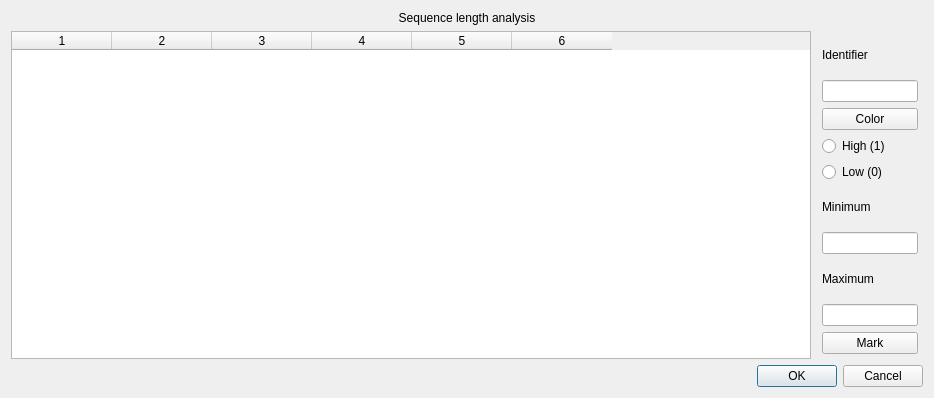
First picture: the form in seqlenanalysis.ui, repository eras/BitCracker, before the edit.
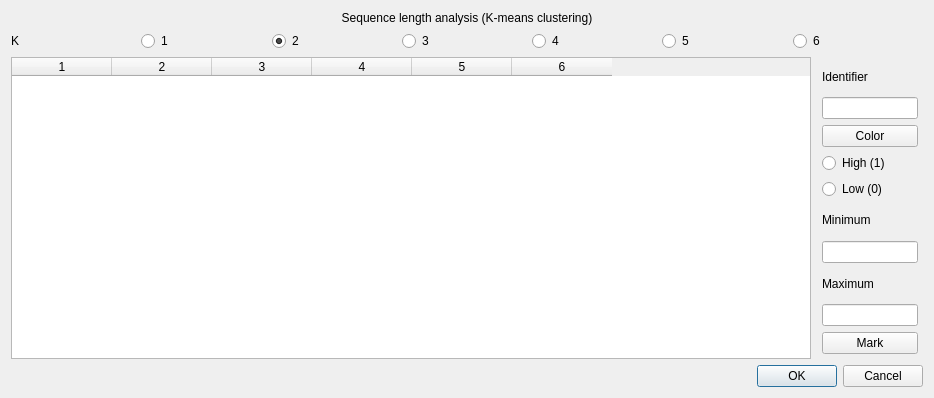
Second picture: the form after the edit.

Commit message: SeqLenAnalysis: let user choose k

Patch:
```diff
--- a/seqlenanalysis.ui
+++ b/seqlenanalysis.ui
@@ -17,16 +17,99 @@
    <bool>true</bool>
   </property>
   <layout class="QVBoxLayout" name="verticalLayout">
+   <property name="sizeConstraint">
+    <enum>QLayout::SetMinimumSize</enum>
+   </property>
    <item>
     <widget class="QLabel" name="label">
      <property name="text">
-      <string>Sequence length analysis</string>
+      <string>Sequence length analysis (K-means clustering)</string>
      </property>
      <property name="alignment">
       <set>Qt::AlignCenter</set>
      </property>
     </widget>
    </item>
+   <item>
+    <layout class="QHBoxLayout" name="horizontalLayout_3">
+     <property name="spacing">
+      <number>0</number>
+     </property>
+     <property name="sizeConstraint">
+      <enum>QLayout::SetMinimumSize</enum>
+     </property>
+     <property name="topMargin">
+      <number>0</number>
+     </property>
+     <item>
+      <widget class="QLabel" name="label_5">
+       <property name="maximumSize">
+        <size>
+         <width>16777215</width>
+         <height>30</height>
+        </size>
+       </property>
+       <property name="text">
+        <string>K</string>
+       </property>
+       <property name="scaledContents">
+        <bool>false</bool>
+       </property>
+      </widget>
+     </item>
+     <item>
+      <widget class="QRadioButton" name="k1">
+       <property name="maximumSize">
+        <size>
+         <width>16777215</width>
+         <height>30</height>
+        </size>
+       </property>
+       <property name="text">
+        <string>1</string>
+       </property>
+      </widget>
+     </item>
+     <item>
+      <widget class="QRadioButton" name="k2">
+       <property name="text">
+        <string>2</string>
+       </property>
+       <property name="checked">
+        <bool>true</bool>
+       </property>
+      </widget>
+     </item>
+     <item>
+      <widget class="QRadioButton" name="k3">
+       <property name="text">
+        <string>3</string>
+       </property>
+      </widget>
+     </item>
+     <item>
+      <widget class="QRadioButton" name="k4">
+       <property name="text">
+        <string>4</string>
+       </property>
+      </widget>
+     </item>
+     <item>
+      <widget class="QRadioButton" name="k5">
+       <property name="text">
+        <string>5</string>
+       </property>
+      </widget>
+     </item>
+     <item>
+      <widget class="QRadioButton" name="k6">
+       <property name="text">
+        <string>6</string>
+       </property>
+      </widget>
+     </item>
+    </layout>
+   </item>
    <item>
     <layout class="QHBoxLayout" name="horizontalLayout">
      <item>
```
The commit also changes 3 other files.
